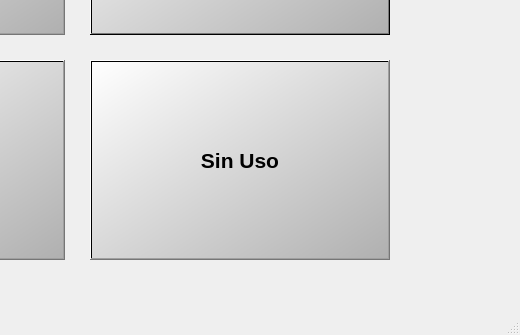
Old version of the form qts/Menu_principal.ui in the repository LucasQuinteros/Base; both pictures show x 364 to 884 and y 217 to 552 of the 884 by 552 pixel window.
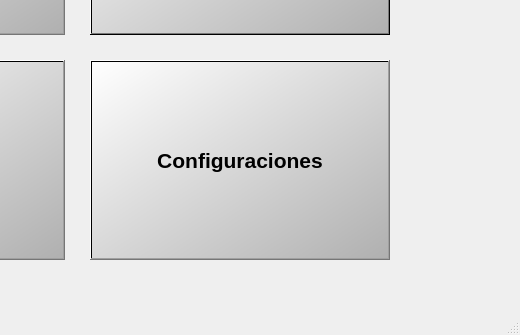
New version of the form.

What changed in the file:
```diff
--- a/qts/Menu_principal.ui
+++ b/qts/Menu_principal.ui
@@ -481,7 +481,7 @@
 border-color: rgb(0, 0, 0);</string>
         </property>
         <property name="text">
-         <string>Sin Uso</string>
+         <string>Configuraciones</string>
         </property>
        </widget>
       </item>
```
